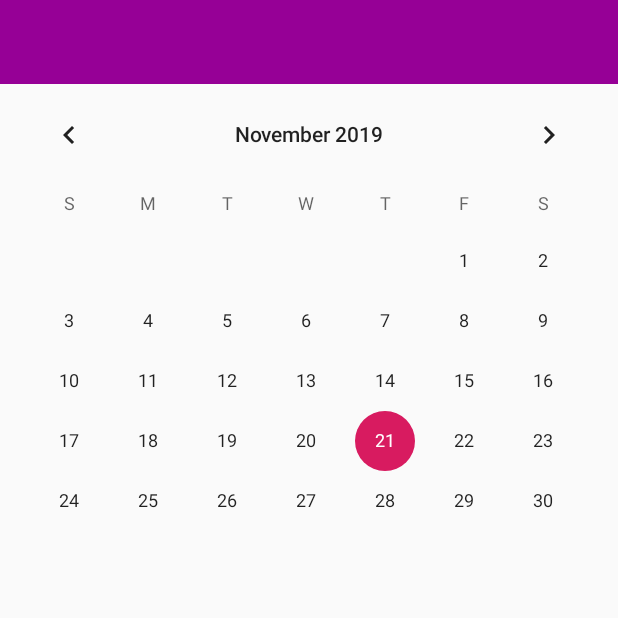
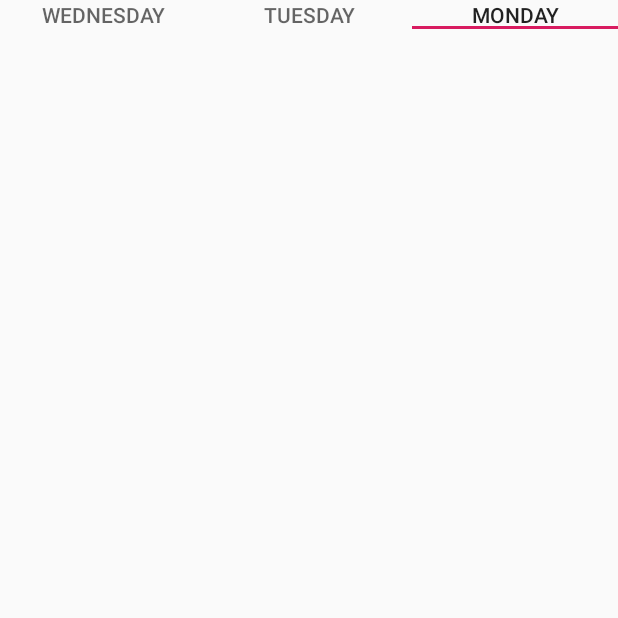
Before and after one commit to mabelleky/Squad-Up, an Android app: the screen it shows after launch (MainActivity), on a phone screen of 412 x 824 dp, the top half of it. Run offline under Robolectric (Android 15) with nearby library versions, the light colour scheme and no system bars.

Commit message:
Base Framework
Fragment View for toolbar

```diff
--- a/app/build.gradle
+++ b/app/build.gradle
@@ -27,4 +27,6 @@ dependencies {
     testImplementation 'junit:junit:4.12'
     androidTestImplementation 'androidx.test.ext:junit:1.1.0'
     androidTestImplementation 'androidx.test.espresso:espresso-core:3.1.1'
+    implementation 'com.android.support:design:28.0.0'
+    implementation 'com.android.support:appcompat-v7:28.0.0'
 }
--- a/app/src/main/java/com/mash/squadup/MainActivity.java
+++ b/app/src/main/java/com/mash/squadup/MainActivity.java
@@ -4,53 +4,17 @@ import android.graphics.Color;
 import android.os.Bundle;
 import androidx.appcompat.app.AppCompatActivity;
 import androidx.appcompat.widget.Toolbar;
+import androidx.fragment.app.FragmentActivity;
 
-import android.view.View;
-import android.widget.ArrayAdapter;
-import android.widget.Button;
-import android.widget.CalendarView;
 import android.widget.LinearLayout;
 import android.widget.Spinner;
 
-import com.mash.squadup.Screen.ScreenLayout;
-
-import java.util.ArrayList;
-
-public class MainActivity extends AppCompatActivity {
+public class MainActivity extends FragmentActivity {
 
     @Override
     protected void onCreate(Bundle savedInstanceState) {
         super.onCreate(savedInstanceState);
 
         setContentView(R.layout.activity_main);
-        LinearLayout view = (LinearLayout)findViewById(R.id.myLayout);
-
-        Toolbar toolBarOne = new Toolbar(this);
-
-        Spinner spinner = new Spinner(this);
-        view.addView(toolBarOne);
-        toolBarOne.setBackgroundColor(Color.rgb(150, 0, 150));
-
-        ScreenLayout screenlayout = new ScreenLayout(this, view);
-        CalendarView cView = new CalendarView(this);
-
-        //screenlayout.AddButton("Settings", Color.RED);
-        //screenlayout.AddButton("Test Huehuehue");
-        view.addView(cView);
-
-
-        /*
-        Spinner spinner = new Spinner(this);
-        ArrayList<String> list = new ArrayList<>();
-        list.add("Settings");
-        list.add("Main Menu");
-        ArrayAdapter<String> arrayAdapter = new ArrayAdapter<>(this, android.R.layout.simple_spinner_item, list);
-        arrayAdapter.setDropDownViewResource(android.R.layout.simple_spinner_dropdown_item);
-        spinner.setAdapter(arrayAdapter);
-        Toolbar toolBarOne = new Toolbar(this);
-        toolBarOne.addView(spinner);
-        toolBarOne.setBackgroundColor(Color.rgb(150, 150, 55));
-        setSupportActionBar(toolBarOne);
-        */
     }
 }
--- a/app/src/main/java/com/mash/squadup/Screen/ScreenLayout.java
+++ /dev/null
@@ -1,42 +0,0 @@
-package com.mash.squadup.Screen;
-
-import android.content.Context;
-import android.graphics.Color;
-import android.view.View;
-import android.widget.Button;
-import android.widget.LinearLayout;
-import android.widget.Toolbar;
-
-import java.util.ArrayList;
-
-public class ScreenLayout
-{
-    private Context m_context;
-    private LinearLayout m_layout;
-    public ArrayList<View> screenViews = new ArrayList<>();
-
-    public ScreenLayout(Context context, LinearLayout layout)
-    {
-        m_context = context;
-        m_layout = layout;
-    }
-    public Button AddButton(String text)
-    {
-        Button button = new Button(m_context);
-        button.setText(text);
-        m_layout.addView(button);
-        screenViews.add(button);
-        return button;
-    }
-    public Button AddButton(String text, int color)
-    {
-        Button button = AddButton(text);
-        button.setBackgroundColor(color);
-        return button;
-    }
-
-    public void ButtonOnClicked(Button button, View.OnClickListener listener)
-    {
-        button.setOnClickListener(listener);
-    }
-}
--- /dev/null
+++ b/app/src/main/java/com/mash/squadup/Screen/ToolbarFragment.java
@@ -0,0 +1,20 @@
+package com.mash.squadup.Screen;
+
+import android.os.Bundle;
+import android.view.LayoutInflater;
+import android.view.View;
+import android.view.ViewGroup;
+
+import androidx.fragment.app.Fragment;
+
+import com.mash.squadup.R;
+
+public  class ToolbarFragment extends Fragment
+{
+    @Override
+    public View onCreateView(LayoutInflater inflater, ViewGroup container,
+                             Bundle savedInstanceState) {
+        // Inflate the layout for this fragment
+        return inflater.inflate(R.layout.toolbarlayout, container, false);
+    }
+}
--- a/app/src/main/res/layout/activity_main.xml
+++ b/app/src/main/res/layout/activity_main.xml
@@ -10,6 +10,15 @@
         android:id="@+id/myLayout"
         android:layout_width="match_parent"
         android:layout_height="match_parent"
-        android:orientation="vertical"/>
+        android:orientation="vertical"
+        app:layout_anchor="@+id/myLayout"
+        app:layout_anchorGravity="center">
+
+        <fragment
+            android:id="@+id/fragment"
+            android:name="com.mash.squadup.Screen.ToolbarFragment"
+            android:layout_width="match_parent"
+            android:layout_height="46dp" />
+    </LinearLayout>
 
 </androidx.coordinatorlayout.widget.CoordinatorLayout>
--- /dev/null
+++ b/app/src/main/res/layout/toolbarlayout.xml
@@ -0,0 +1,39 @@
+<?xml version="1.0" encoding="utf-8"?>
+<com.google.android.material.appbar.CollapsingToolbarLayout xmlns:android="http://schemas.android.com/apk/res/android"
+    xmlns:app="http://schemas.android.com/apk/res-auto"
+    xmlns:tools="http://schemas.android.com/tools"
+    android:layout_width="match_parent"
+    android:layout_height="match_parent"
+    android:addStatesFromChildren="true"
+    android:background="#00FF0000"
+    android:clickable="true"
+    android:fitsSystemWindows="true"
+    android:layoutDirection="rtl"
+    android:layoutMode="clipBounds">
+
+    <com.google.android.material.tabs.TabLayout
+        android:layout_width="match_parent"
+        android:layout_height="wrap_content">
+
+        <com.google.android.material.tabs.TabItem
+            android:layout_width="wrap_content"
+            android:layout_height="wrap_content"
+            android:text="Monday" />
+
+        <com.google.android.material.tabs.TabItem
+            android:layout_width="wrap_content"
+            android:layout_height="wrap_content"
+            android:text="Tuesday" />
+
+        <com.google.android.material.tabs.TabItem
+            android:layout_width="wrap_content"
+            android:layout_height="wrap_content"
+            android:text="Wednesday" />
+    </com.google.android.material.tabs.TabLayout>
+
+    <LinearLayout
+        android:layout_width="match_parent"
+        android:layout_height="match_parent"
+        android:orientation="vertical"></LinearLayout>
+
+</com.google.android.material.appbar.CollapsingToolbarLayout>
```
